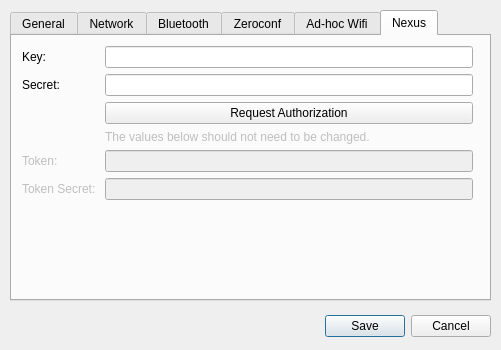
The window that FluidNexus/ui/FluidNexusPreferences.ui (zeitkunst/FluidNexus) describes before a commit, drawn with Qt 5.
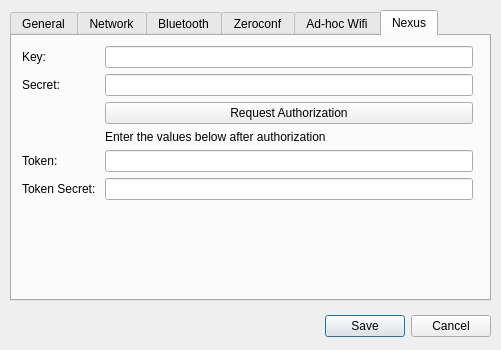
The same window after the commit. The open tabs and pages were chosen to show the change. Icons and pictures are not drawn.

Commit message: -- nexus uploading from desktop version works!

What changed in the file:
```diff
--- a/FluidNexus/ui/FluidNexusPreferences.ui
+++ b/FluidNexus/ui/FluidNexusPreferences.ui
@@ -438,17 +438,17 @@
       <item row="3" column="1">
        <widget class="QLabel" name="noteLabel">
         <property name="enabled">
-         <bool>false</bool>
+         <bool>true</bool>
         </property>
         <property name="text">
-         <string>The values below should not need to be changed. </string>
+         <string>Enter the values below after authorization</string>
         </property>
        </widget>
       </item>
       <item row="4" column="0">
        <widget class="QLabel" name="tokenLabel">
         <property name="enabled">
-         <bool>false</bool>
+         <bool>true</bool>
         </property>
         <property name="text">
          <string>Token: </string>
@@ -458,14 +458,14 @@
       <item row="4" column="1">
        <widget class="QLineEdit" name="tokenInput">
         <property name="enabled">
-         <bool>false</bool>
+         <bool>true</bool>
         </property>
        </widget>
       </item>
       <item row="5" column="0">
        <widget class="QLabel" name="tokenSecretLabel">
         <property name="enabled">
-         <bool>false</bool>
+         <bool>true</bool>
         </property>
         <property name="text">
          <string>Token Secret: </string>
@@ -475,7 +475,7 @@
       <item row="5" column="1">
        <widget class="QLineEdit" name="tokenSecretInput">
         <property name="enabled">
-         <bool>false</bool>
+         <bool>true</bool>
         </property>
        </widget>
       </item>
```
Left out of the diff: 34 changed lines with no effect on the pictures. The commit also changes 9 other files.
